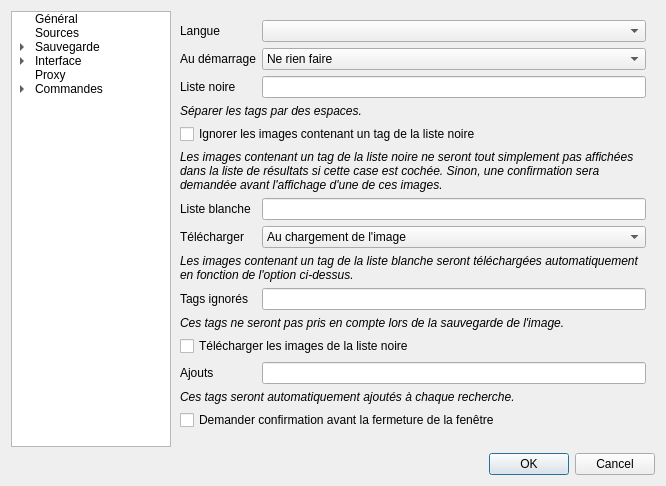
First picture: the form in src/settings/optionswindow.ui, repository Bionus/imgbrd-grabber, before the edit.
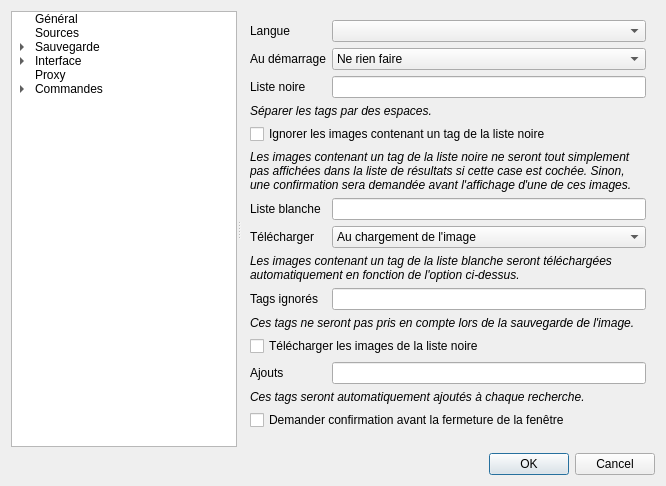
Second picture: the form after the edit. Icons and pictures are not drawn.

Commit message: Add splitter for settings left panel (fix #651)

Patch:
```diff
--- a/src/settings/optionswindow.ui
+++ b/src/settings/optionswindow.ui
@@ -18,38 +18,9 @@
     <normaloff>:/images/icon.ico</normaloff>:/images/icon.ico</iconset>
   </property>
   <layout class="QGridLayout" name="gridLayout">
-   <item row="1" column="0">
-    <widget class="QDialogButtonBox" name="buttonBox">
-     <property name="orientation">
-      <enum>Qt::Horizontal</enum>
-     </property>
-     <property name="standardButtons">
-      <set>QDialogButtonBox::Cancel|QDialogButtonBox::Ok</set>
-     </property>
-    </widget>
-   </item>
    <item row="0" column="0">
-    <layout class="QHBoxLayout" name="horizontalLayout" stretch="0,0">
-     <property name="spacing">
-      <number>0</number>
-     </property>
-     <property name="sizeConstraint">
-      <enum>QLayout::SetFixedSize</enum>
-     </property>
-     <item>
+    <widget class="QSplitter" name="splitter">
       <widget class="QTreeWidget" name="treeWidget">
-       <property name="sizePolicy">
-        <sizepolicy hsizetype="Fixed" vsizetype="Expanding">
-         <horstretch>0</horstretch>
-         <verstretch>0</verstretch>
-        </sizepolicy>
-       </property>
-       <property name="maximumSize">
-        <size>
-         <width>160</width>
-         <height>16777215</height>
-        </size>
-       </property>
        <property name="horizontalScrollBarPolicy">
         <enum>Qt::ScrollBarAlwaysOff</enum>
        </property>
@@ -161,8 +132,6 @@
         </item>
        </item>
       </widget>
-     </item>
-     <item>
       <widget class="QStackedWidget" name="stackedWidget">
        <property name="sizePolicy">
         <sizepolicy hsizetype="Expanding" vsizetype="Expanding">
@@ -331,6 +300,9 @@
            </property>
           </widget>
          </item>
+        <item row="13" column="1">
+         <widget class="QLineEdit" name="lineAdd"/>
+        </item>
          <item row="14" column="0" colspan="2">
           <widget class="QLabel" name="label_65">
            <property name="text">
@@ -341,9 +313,6 @@
            </property>
           </widget>
          </item>
-         <item row="13" column="1">
-          <widget class="QLineEdit" name="lineAdd"/>
-         </item>
          <item row="15" column="0" colspan="2">
           <widget class="QCheckBox" name="checkConfirmClose">
            <property name="text">
@@ -2343,8 +2312,17 @@
         </layout>
        </widget>
       </widget>
-     </item>
-    </layout>
+    </widget>
+   </item>
+   <item row="1" column="0">
+    <widget class="QDialogButtonBox" name="buttonBox">
+     <property name="orientation">
+      <enum>Qt::Horizontal</enum>
+     </property>
+     <property name="standardButtons">
+      <set>QDialogButtonBox::Cancel|QDialogButtonBox::Ok</set>
+     </property>
+    </widget>
    </item>
   </layout>
  </widget>
```
Lines whose indentation alone changed are shown as unchanged. The commit also changes 1 other file.
